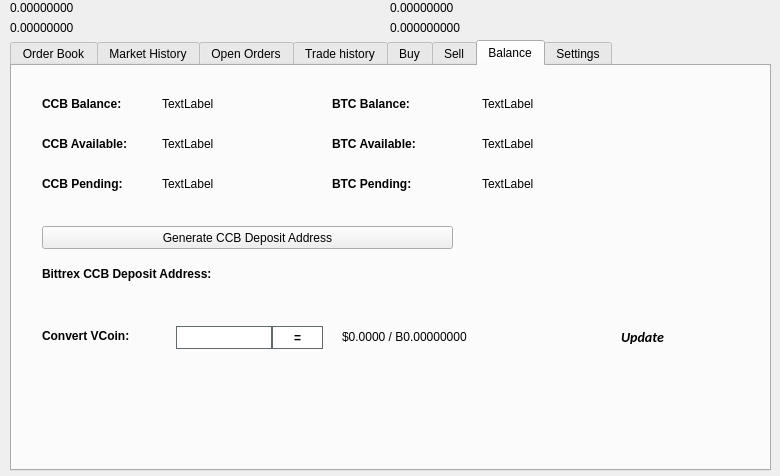
The window that src/qt/forms/tradingdialog.ui (CryptoCashBack-Hub/CCBC) describes before a commit, drawn with Qt 5.
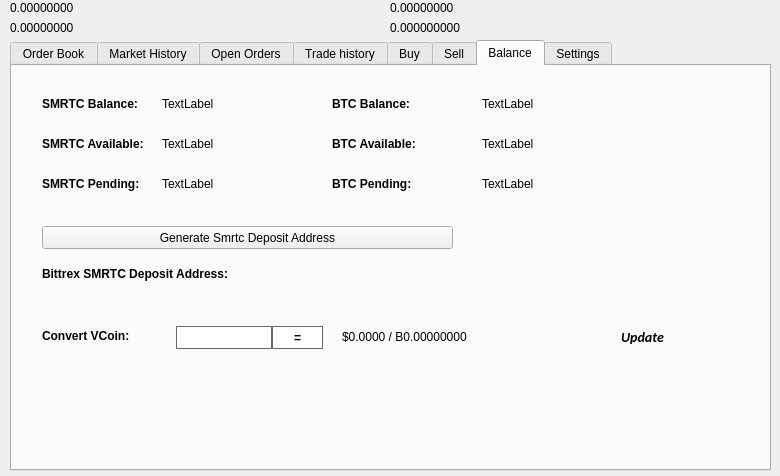
The same window after the commit. The open tabs and pages were chosen to show the change. Icons and pictures are not drawn.

```diff
--- a/src/qt/forms/tradingdialog.ui
+++ b/src/qt/forms/tradingdialog.ui
@@ -2762,7 +2762,7 @@
       </font>
      </property>
      <property name="text">
-      <string>CCB Balance:</string>
+      <string>SMRTC Balance:</string>
      </property>
     </widget>
     <widget class="QLabel" name="label_12">
@@ -2813,7 +2813,7 @@
       </font>
      </property>
      <property name="text">
-      <string>CCB Available:</string>
+      <string>SMRTC Available:</string>
      </property>
     </widget>
     <widget class="QLabel" name="label_14">
@@ -2832,7 +2832,7 @@
       </font>
      </property>
      <property name="text">
-      <string>CCB Pending:</string>
+      <string>SMRTC Pending:</string>
      </property>
     </widget>
     <widget class="QLabel" name="CCBPendingLabel">
@@ -2928,7 +2928,7 @@
       </font>
      </property>
      <property name="text">
-      <string>Bittrex CCB Deposit Address:</string>
+      <string>Bittrex SMRTC Deposit Address:</string>
      </property>
     </widget>
     <widget class="QPushButton" name="GenDepositBTN">
@@ -2941,7 +2941,7 @@
       </rect>
      </property>
      <property name="text">
-      <string>Generate CCB Deposit Address</string>
+      <string>Generate Smrtc Deposit Address</string>
      </property>
      <property name="icon">
       <iconset resource="../cryptocashback.qrc">
```
Left out of the diff: 46 changed lines with no effect on the pictures.
